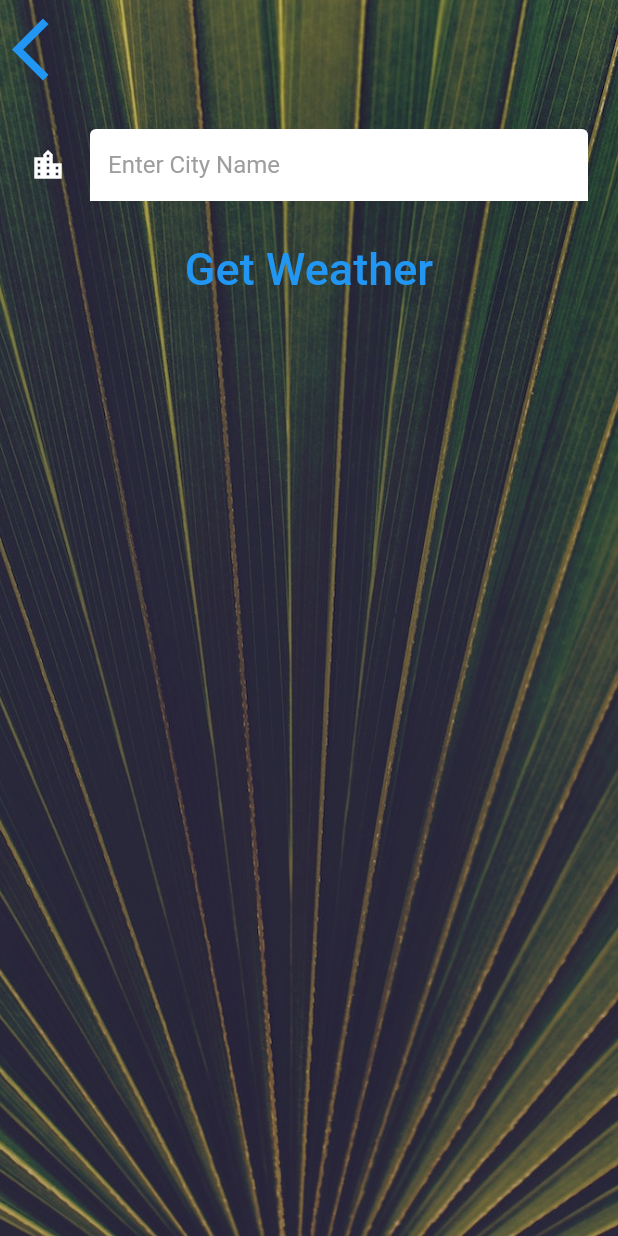
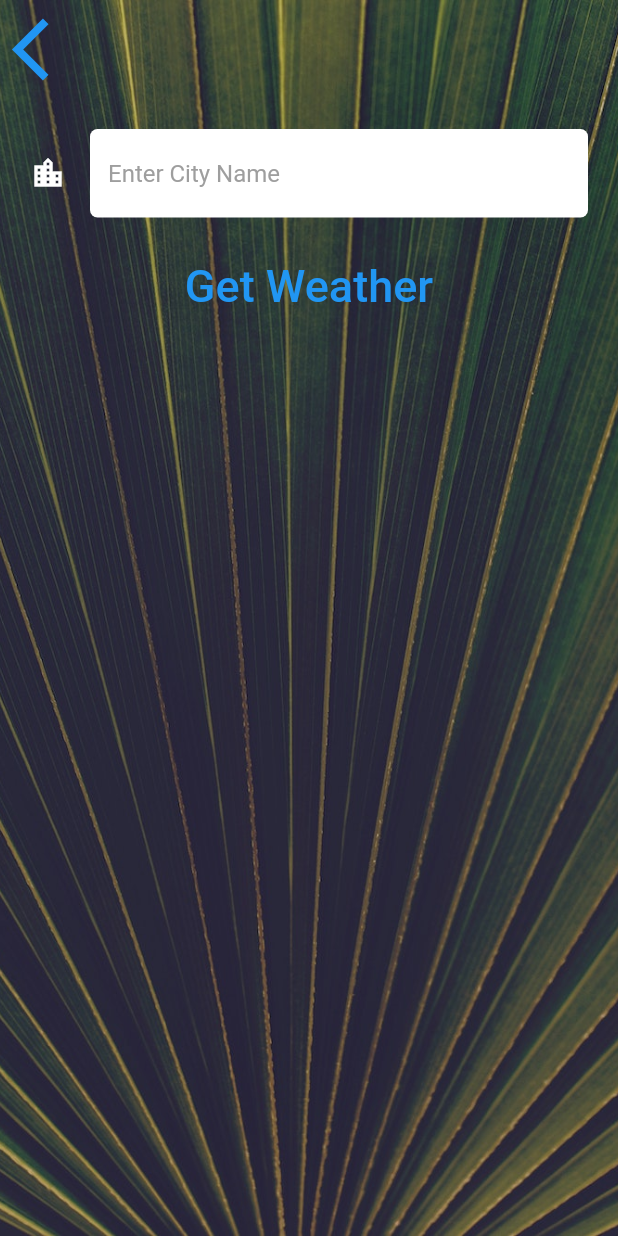
Before and after one commit to Sandra-chemist/clima_app, a Flutter app: the CityScreen screen opened directly, on a phone screen of 412 x 824 dp. Run offline on Flutter 3.47's test engine with Material 2 defaults, Android fonts, the phone set to English and light mode, and no system bars; our stand-ins replace flutter_spinkit, geolocator; Roboto replaces fonts that are missing (Spartan MB).

Commit message:
style was added to TextField

```diff
--- a/lib/screens/city_screen.dart
+++ b/lib/screens/city_screen.dart
@@ -34,6 +34,9 @@ class _CityScreenState extends State<CityScreen> {
               Container(
                 padding: EdgeInsets.all(20.0),
                 child: TextField(
+                  style: TextStyle(
+                    color: Colors.black,
+                  ),
                   decoration: InputDecoration(
                     filled: true,
                     fillColor: Colors.white,
@@ -44,6 +47,12 @@ class _CityScreenState extends State<CityScreen> {
                     hintText: 'Enter City Name',
                     hintStyle: TextStyle(
                       color: Colors.grey,
+                    ),
+                    border: OutlineInputBorder(
+                      borderRadius: BorderRadius.all(
+                        Radius.circular(5.0),
+                      ),
+                      borderSide: BorderSide.none,
                     ),
                   ),
                 ),
```
